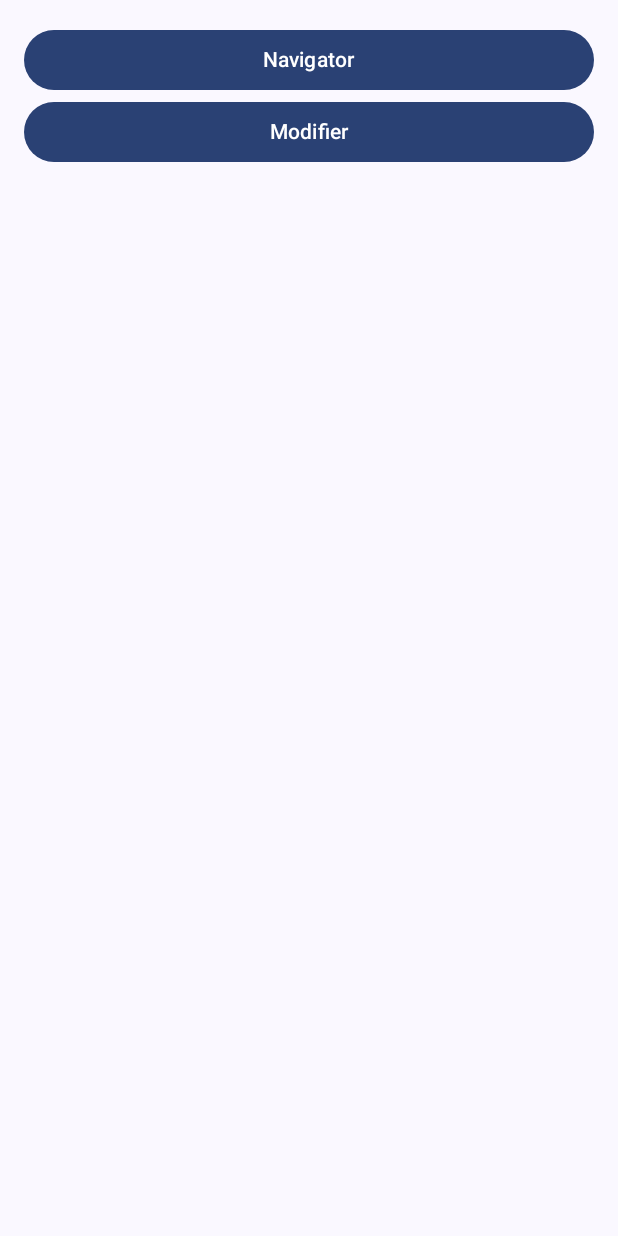
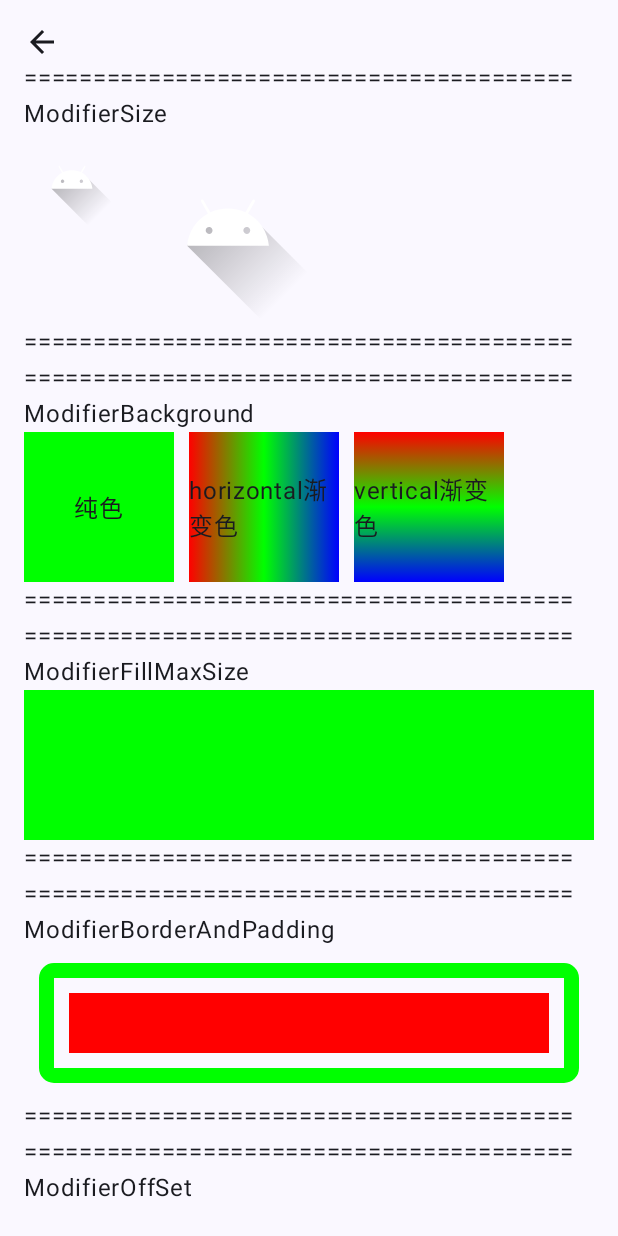
Before and after one commit to v1ncent9527/ComposeStudy, an Android app built with Jetpack Compose: the screen it shows after launch (MainActivity), after a tap on "Modifier", on a phone screen of 412 x 824 dp. Run offline under Robolectric (Android 15) with nearby library versions, the phone set to English and light mode, and no system bars.

Commit message:
feat:modifier page

```diff
--- a/app/src/main/java/com/vincent/composedemo/navigator/NavigatorStack.kt
+++ b/app/src/main/java/com/vincent/composedemo/navigator/NavigatorStack.kt
@@ -7,6 +7,7 @@ import androidx.navigation.compose.composable
 import androidx.navigation.compose.rememberNavController
 import androidx.navigation.navArgument
 import com.vincent.composedemo.page.landing.LandingPage
+import com.vincent.composedemo.page.modifier.ModifierPage
 import com.vincent.composedemo.page.navigator.NavigatorPage
 
 @Composable
@@ -33,5 +34,9 @@ fun NavigatorStack() {
                 NavigatorPage(name, age, gender,navController = navController)
             }
         }
+
+        composable(route = Router.MODIFIER_PAGE){
+            ModifierPage(navController = navController)
+        }
     }
 }
--- a/app/src/main/java/com/vincent/composedemo/modifier/ModifierDemo.kt
+++ b/app/src/main/java/com/vincent/composedemo/page/modifier/ModifierPage.kt
@@ -1,9 +1,11 @@
-package com.vincent.composedemo.modifier
+package com.vincent.composedemo.page.modifier
 
 import androidx.compose.foundation.Image
 import androidx.compose.foundation.background
 import androidx.compose.foundation.border
+import androidx.compose.foundation.clickable
 import androidx.compose.foundation.layout.Box
+import androidx.compose.foundation.layout.Column
 import androidx.compose.foundation.layout.Row
 import androidx.compose.foundation.layout.Spacer
 import androidx.compose.foundation.layout.fillMaxSize
@@ -12,8 +14,13 @@ import androidx.compose.foundation.layout.height
 import androidx.compose.foundation.layout.offset
 import androidx.compose.foundation.layout.padding
 import androidx.compose.foundation.layout.size
+import androidx.compose.foundation.rememberScrollState
 import androidx.compose.foundation.shape.CircleShape
 import androidx.compose.foundation.shape.RoundedCornerShape
+import androidx.compose.foundation.verticalScroll
+import androidx.compose.material.icons.Icons
+import androidx.compose.material.icons.filled.ArrowBack
+import androidx.compose.material3.Icon
 import androidx.compose.material3.Text
 import androidx.compose.runtime.Composable
 import androidx.compose.ui.Alignment
@@ -24,7 +31,46 @@ import androidx.compose.ui.graphics.Color
 import androidx.compose.ui.res.painterResource
 import androidx.compose.ui.unit.Dp
 import androidx.compose.ui.unit.dp
+import androidx.navigation.NavController
 import com.vincent.composedemo.R
+
+@Composable
+fun ModifierPage(navController: NavController) {
+    Column(
+        modifier = Modifier
+            .fillMaxWidth()
+            .padding(16.dp)
+            .verticalScroll(rememberScrollState())
+    ) {
+        Icon(imageVector = Icons.Filled.ArrowBack, contentDescription = "back", Modifier.clickable {
+            navController.popBackStack()
+        })
+        Text(text = "========================================")
+        Text(text = "ModifierSize")
+        ModifierSize(size = 64.dp)
+        Text(text = "========================================")
+
+        Text(text = "========================================")
+        Text(text = "ModifierBackground")
+        ModifierBackground()
+        Text(text = "========================================")
+
+        Text(text = "========================================")
+        Text(text = "ModifierFillMaxSize")
+        ModifierFillMaxSize()
+        Text(text = "========================================")
+
+        Text(text = "========================================")
+        Text(text = "ModifierBorderAndPadding")
+        ModifierBorderAndPadding()
+        Text(text = "========================================")
+
+        Text(text = "========================================")
+        Text(text = "ModifierOffSet")
+        ModifierOffSet()
+        Text(text = "========================================")
+    }
+}
 
 @Composable
 fun ModifierSize(size: Dp) {
@@ -135,7 +181,7 @@ fun ModifierOffSet() {
     Box(
         modifier = Modifier
             .size(200.dp)
-            .offset(x = 100.dp, y = 100.dp)
+            .offset(x = 30.dp, y = 30.dp)
             .background(Color.Red)
     )
 }
--- a/app/src/main/java/com/vincent/composedemo/page/navigator/NavigatorPage.kt
+++ b/app/src/main/java/com/vincent/composedemo/page/navigator/NavigatorPage.kt
@@ -1,6 +1,12 @@
 package com.vincent.composedemo.page.navigator
 
+import androidx.compose.foundation.clickable
+import androidx.compose.foundation.layout.Column
+import androidx.compose.foundation.layout.fillMaxSize
 import androidx.compose.foundation.layout.padding
+import androidx.compose.material.icons.Icons
+import androidx.compose.material.icons.filled.ArrowBack
+import androidx.compose.material3.Icon
 import androidx.compose.material3.Text
 import androidx.compose.runtime.Composable
 import androidx.compose.ui.Modifier
@@ -9,5 +15,15 @@ import androidx.navigation.NavController
 
 @Composable
 fun NavigatorPage(name: String, age: Int, gender: String?, navController: NavController) {
-    Text(text = "my name is ${name}, and i am $age years old $gender", modifier = Modifier.padding(16.dp))
+    Column(modifier = Modifier
+        .fillMaxSize()
+        .padding(16.dp)) {
+        Icon(imageVector = Icons.Filled.ArrowBack, contentDescription = "back", Modifier.clickable {
+            navController.popBackStack()
+        })
+        Text(
+            text = "my name is ${name}, and i am $age years old $gender",
+            modifier = Modifier.padding(16.dp)
+        )
+    }
 }
```
